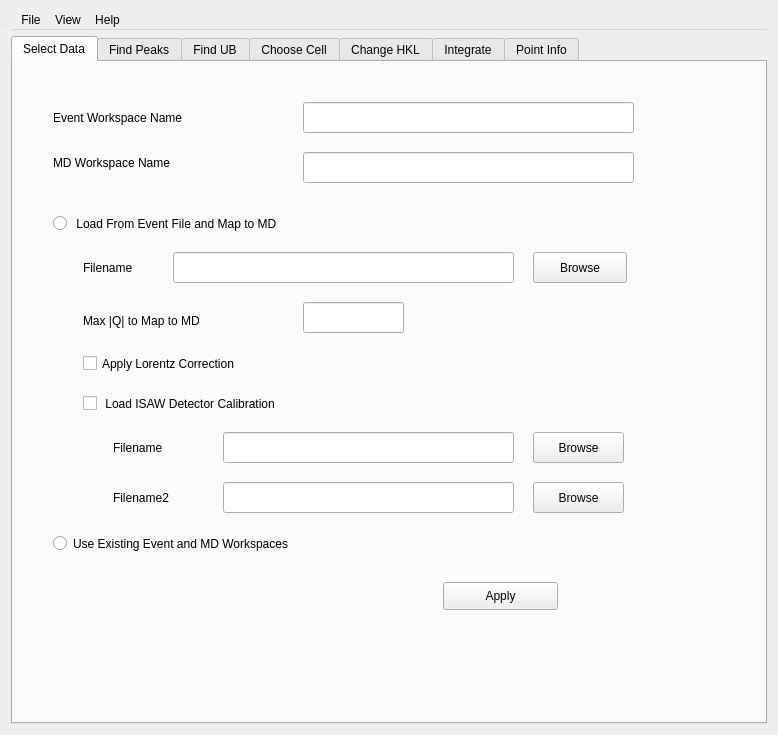
Old version of the form Code/Mantid/MantidQt/CustomInterfaces/inc/MantidQtCustomInterfaces/MantidEV.ui in the repository mantidproject/mantid.
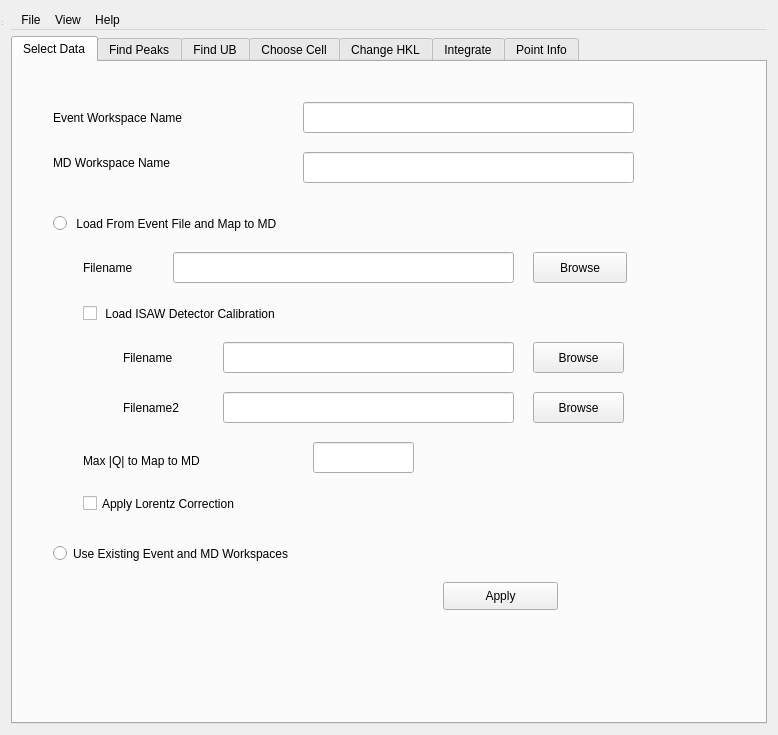
New version of the form.

Commit message:
RE 7140_MantidEV_load_DetCal
Place new controls for loading .DetCal file before the
controls for Max |Q| and selecting the Lorentz correction
so the order is consistent with the order in which the
algorithms are applied.
Also resetting the default state using the option on the
File menu will reset the .DetCal file names to blank.

refs #7140

What changed in the file:
```diff
--- a/Code/Mantid/MantidQt/CustomInterfaces/inc/MantidQtCustomInterfaces/MantidEV.ui
+++ b/Code/Mantid/MantidQt/CustomInterfaces/inc/MantidQtCustomInterfaces/MantidEV.ui
@@ -136,7 +136,7 @@
        <property name="geometry">
         <rect>
          <x>40</x>
-         <y>470</y>
+         <y>480</y>
          <width>441</width>
          <height>23</height>
         </rect>
@@ -185,7 +185,7 @@
        <property name="geometry">
         <rect>
          <x>70</x>
-         <y>250</y>
+         <y>390</y>
          <width>221</width>
          <height>18</height>
         </rect>
@@ -197,8 +197,8 @@
       <widget class="QLineEdit" name="MaxMagQ_ledt">
        <property name="geometry">
         <rect>
-         <x>290</x>
-         <y>240</y>
+         <x>300</x>
+         <y>380</y>
          <width>101</width>
          <height>31</height>
         </rect>
@@ -208,7 +208,7 @@
        <property name="geometry">
         <rect>
          <x>70</x>
-         <y>290</y>
+         <y>430</y>
          <width>271</width>
          <height>23</height>
         </rect>
@@ -221,7 +221,7 @@
        <property name="geometry">
         <rect>
          <x>70</x>
-         <y>330</y>
+         <y>240</y>
          <width>391</width>
          <height>23</height>
         </rect>
@@ -233,8 +233,8 @@
       <widget class="QLabel" name="CalFileName_lbl">
        <property name="geometry">
         <rect>
-         <x>100</x>
-         <y>370</y>
+         <x>110</x>
+         <y>280</y>
          <width>91</width>
          <height>31</height>
         </rect>
@@ -247,7 +247,7 @@
        <property name="geometry">
         <rect>
          <x>210</x>
-         <y>370</y>
+         <y>280</y>
          <width>291</width>
          <height>31</height>
         </rect>
@@ -257,7 +257,7 @@
        <property name="geometry">
         <rect>
          <x>520</x>
-         <y>370</y>
+         <y>280</y>
          <width>91</width>
          <height>31</height>
         </rect>
@@ -269,8 +269,8 @@
       <widget class="QLabel" name="CalFileName2_lbl">
        <property name="geometry">
         <rect>
-         <x>100</x>
-         <y>420</y>
+         <x>110</x>
+         <y>330</y>
          <width>101</width>
          <height>31</height>
         </rect>
@@ -283,7 +283,7 @@
        <property name="geometry">
         <rect>
          <x>210</x>
-         <y>420</y>
+         <y>330</y>
          <width>291</width>
          <height>31</height>
         </rect>
@@ -293,7 +293,7 @@
        <property name="geometry">
         <rect>
          <x>520</x>
-         <y>420</y>
+         <y>330</y>
          <width>91</width>
          <height>31</height>
         </rect>
```
The commit also changes 1 other file.
